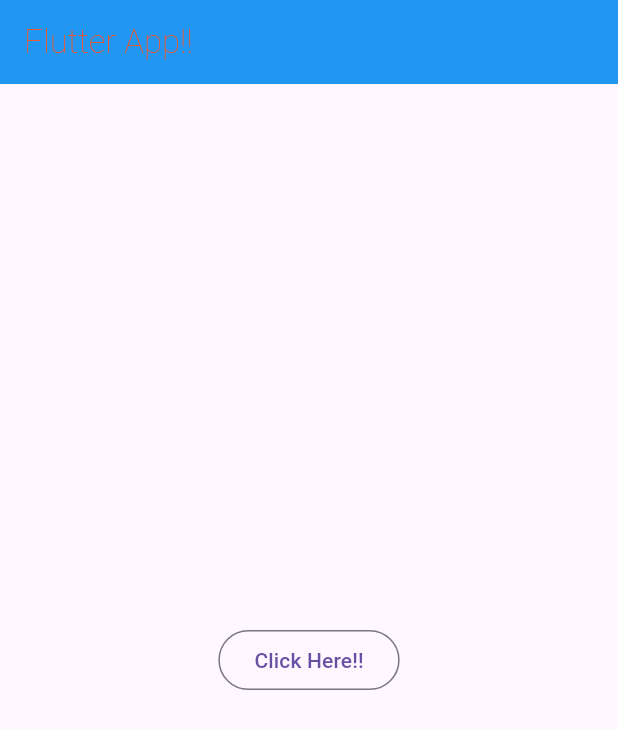
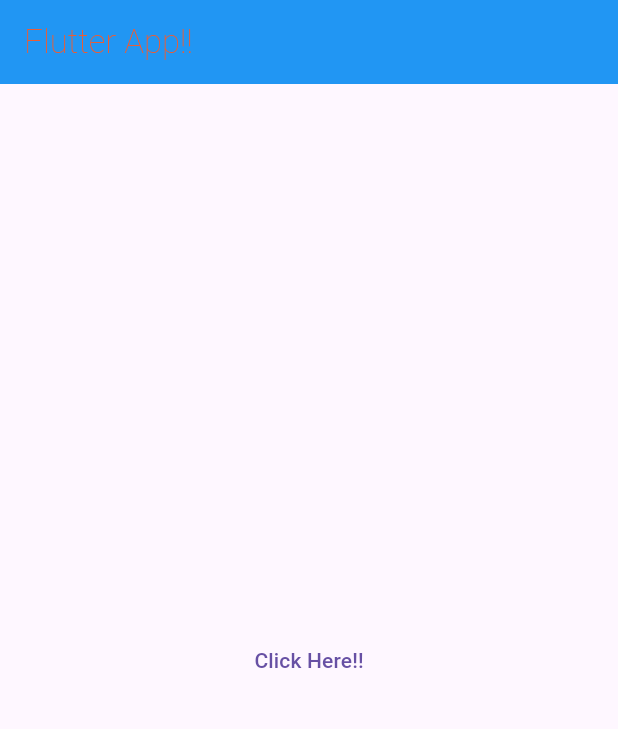
Before and after one commit to IllTushar/flutterComponents, a Flutter app: the screen it shows after launch, on a phone screen of 412 x 824 dp. Shown: the top 729 px of the screen. Run offline on Flutter 3.47's test engine with Material 3 defaults, Android fonts, the phone set to English and light mode, and no system bars.

Commit message:
Text Button

```diff
--- a/lib/main.dart
+++ b/lib/main.dart
@@ -21,7 +21,7 @@ class MyApp extends StatelessWidget {
           backgroundColor: Colors.blue,
         ),
         body: Center(
-          child: OutlinedButton(
+          child: TextButton(
               onPressed: () {
                 print("Hi Tushar");
               },
```
